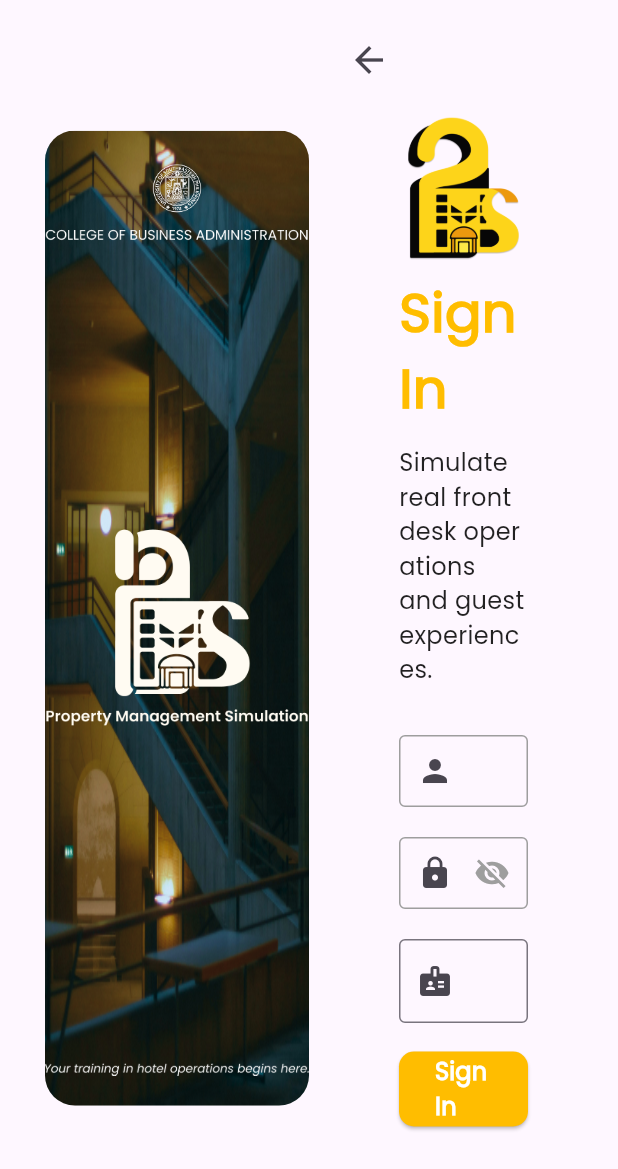
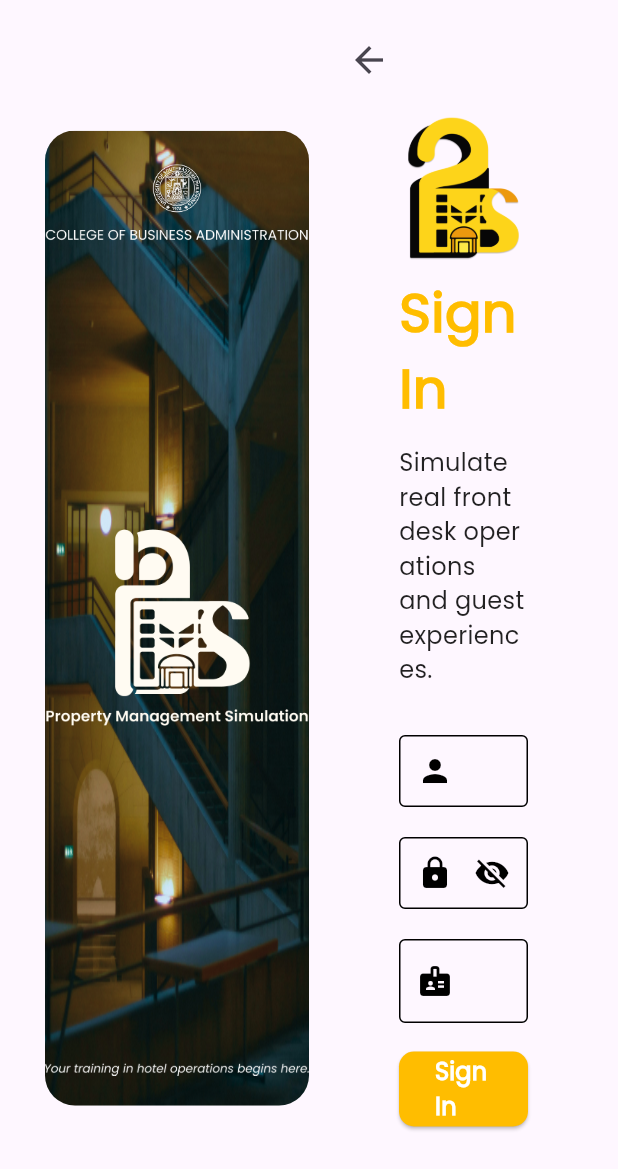
Before and after one commit to KizJem/property-management-system, a Flutter app: the LoginPage screen opened by its route, on a phone screen of 412 x 824 dp. Shown: the top 1169 px of the screen. Run offline on Flutter 3.47's test engine with Material 3 defaults, Android fonts, the phone set to English and light mode, and no system bars.

Commit message:
UPDATED COLOR OF INPUT FIELD IN LOGIN

```diff
--- a/frontend/lib/userlogin.dart
+++ b/frontend/lib/userlogin.dart
@@ -176,42 +176,35 @@
           height: 60,
           child: TextFormField(
             controller: controller,
-            obscureText: isPassword
-                ? _obscurePassword
-                : false, // 👁️ Toggle password visibility if isPassword = true
+            obscureText: isPassword ? _obscurePassword : false,
+            style: const TextStyle(color: Colors.black), // black input text
             decoration: InputDecoration(
               labelText: label,
-              prefixIcon: Icon(icon, color: isError ? Colors.red : null),
-              suffixIcon:
-                  isPassword // 👁️ Show toggle icon only for password fields
+              labelStyle: const TextStyle(
+                color: Colors.black,
+              ), // clean black label
+              prefixIcon: Icon(icon, color: Colors.black), // black icon
+              suffixIcon: isPassword
                   ? IconButton(
                       icon: Icon(
                         _obscurePassword
-                            ? Icons
-                                  .visibility_off // 👁️ Show closed eye when hidden
-                            : Icons
-                                  .visibility, // 👁️ Show open eye when visible
-                        color: Colors.grey,
+                            ? Icons.visibility_off
+                            : Icons.visibility,
+                        color: Colors.black,
                       ),
                       onPressed: () {
                         setState(() {
-                          _obscurePassword =
-                              !_obscurePassword; // 👁️ Toggle password visibility
+                          _obscurePassword = !_obscurePassword;
                         });
                       },
                     )
                   : null,
-              labelStyle: TextStyle(color: isError ? Colors.red : null),
               border: const OutlineInputBorder(),
-              enabledBorder: OutlineInputBorder(
-                borderSide: BorderSide(
-                  color: isError ? Colors.red : Colors.grey,
-                ),
+              enabledBorder: const OutlineInputBorder(
+                borderSide: BorderSide(color: Colors.black),
               ),
-              focusedBorder: OutlineInputBorder(
-                borderSide: BorderSide(
-                  color: isError ? Colors.red : Colors.blue,
-                ),
+              focusedBorder: const OutlineInputBorder(
+                borderSide: BorderSide(color: Colors.black, width: 2),
               ),
               contentPadding: const EdgeInsets.symmetric(
                 vertical: 12,
@@ -389,9 +382,23 @@
                                 controller: _nameController,
                                 decoration: const InputDecoration(
                                   labelText: "Student's Name",
-                                  prefixIcon: Icon(Icons.badge),
+                                  labelStyle: TextStyle(color: Colors.black),
+                                  prefixIcon: Icon(
+                                    Icons.badge,
+                                    color: Colors.black,
+                                  ),
                                   border: OutlineInputBorder(),
+                                  enabledBorder: OutlineInputBorder(
+                                    borderSide: BorderSide(color: Colors.black),
+                                  ),
+                                  focusedBorder: OutlineInputBorder(
+                                    borderSide: BorderSide(
+                                      color: Colors.black,
+                                      width: 2,
+                                    ),
+                                  ),
                                 ),
+                                style: TextStyle(color: Colors.black),
                                 validator: (value) {
                                   if (value == null || value.isEmpty) {
                                     return 'Please enter your name';
```
Also changed, not shown: frontend/lib/adminlogin.dart (+22 -11 lines).
